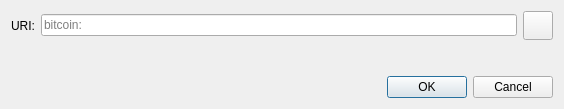
The window that taox-core/src/qt/forms/openuridialog.ui (Xnuva-Blockchain-Project/Denzuve) describes before a commit, drawn with Qt 5.
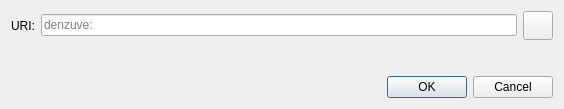
The same window after the commit. Icons and pictures are not drawn. Custom widgets are drawn as their Qt base class.

Commit message:
feat(denzuve): preserve branded core and GUI regression baseline
Implement Denzuve identity, DZUV and Princeps denominations, native test fixtures and common widescreen splash renderer.

All six Qt regression groups passed before splash renderer changes. Final artwork, renderer compilation and release qualification remain outstanding.

Experimental development only. No mainnet activation or production deployment.

Patch:
```diff
--- a/taox-core/src/qt/forms/openuridialog.ui
+++ b/taox-core/src/qt/forms/openuridialog.ui
@@ -26,7 +26,7 @@
      <item>
       <widget class="QValidatedLineEdit" name="uriEdit">
        <property name="placeholderText">
-        <string notr="true">bitcoin:</string>
+        <string notr="true">denzuve:</string>
        </property>
       </widget>
      </item>
```
The commit also changes 49 other files.
